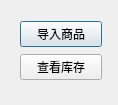
Before: the Qt Designer form goodsmanagedialog.ui in cryring/myorder, drawn with Qt 5.
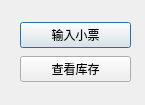
After: the same form once the commit is applied.

Diff of the .ui file:
```diff
--- a/goodsmanagedialog.ui
+++ b/goodsmanagedialog.ui
@@ -6,7 +6,7 @@
    <rect>
     <x>0</x>
     <y>0</y>
-    <width>118</width>
+    <width>145</width>
     <height>105</height>
    </rect>
   </property>
@@ -18,15 +18,15 @@
     <rect>
      <x>20</x>
      <y>20</y>
-     <width>82</width>
-     <height>62</height>
+     <width>111</width>
+     <height>66</height>
     </rect>
    </property>
    <layout class="QVBoxLayout" name="verticalLayout">
     <item>
      <widget class="QPushButton" name="newInvoiceButton">
       <property name="text">
-       <string>导入商品</string>
+       <string>输入小票</string>
       </property>
      </widget>
     </item>
```
